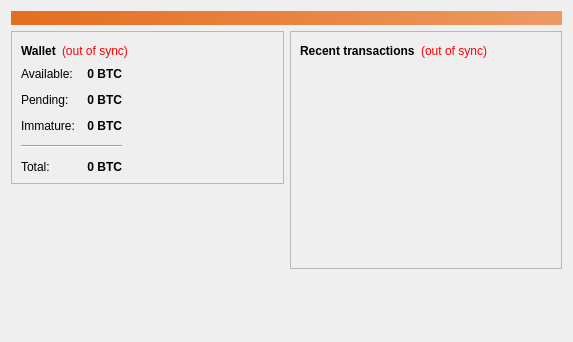
ZiftrCOIN/ziftrcoin, file src/qt/forms/overviewpage.ui: the form before one commit.
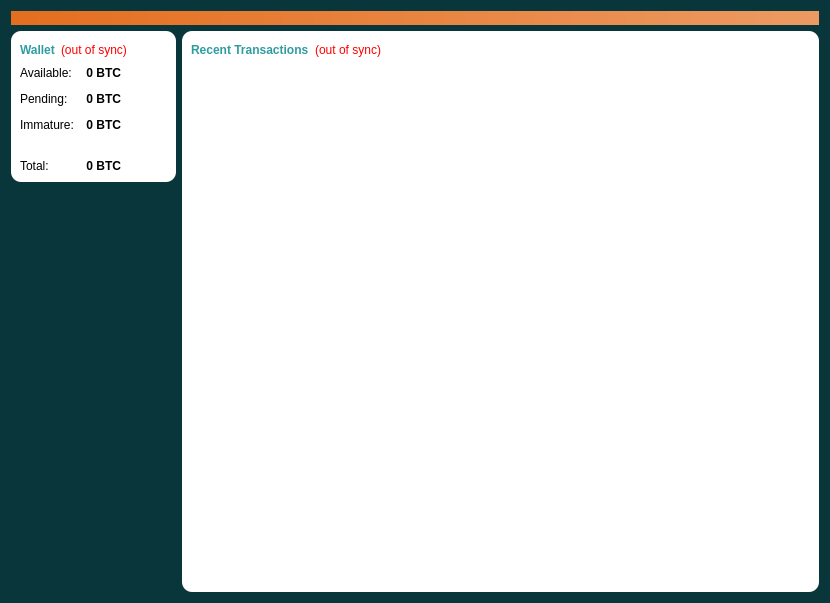
The form after the commit. Icons and pictures are not drawn.

Commit message: Wallet style test

Patch:
```diff
--- a/src/qt/forms/overviewpage.ui
+++ b/src/qt/forms/overviewpage.ui
@@ -6,13 +6,16 @@
    <rect>
     <x>0</x>
     <y>0</y>
-    <width>573</width>
-    <height>342</height>
+    <width>830</width>
+    <height>603</height>
    </rect>
   </property>
   <property name="windowTitle">
    <string>Form</string>
   </property>
+  <property name="styleSheet">
+   <string notr="true">background: #09363b;</string>
+  </property>
   <layout class="QVBoxLayout" name="topLayout">
    <item>
     <widget class="QLabel" name="labelAlerts">
@@ -31,11 +34,15 @@
     </widget>
    </item>
    <item>
-    <layout class="QHBoxLayout" name="horizontalLayout" stretch="1,1">
+    <layout class="QHBoxLayout" name="horizontalLayout" stretch="0,1">
      <item>
       <layout class="QVBoxLayout" name="verticalLayout_2">
        <item>
         <widget class="QFrame" name="frame">
+         <property name="styleSheet">
+          <string notr="true">background: #fff;
+border-radius: 10px;</string>
+         </property>
          <property name="frameShape">
           <enum>QFrame::StyledPanel</enum>
          </property>
@@ -53,6 +60,9 @@
                 <bold>true</bold>
                </font>
               </property>
+              <property name="styleSheet">
+               <string notr="true">color: #2f9ca1;</string>
+              </property>
               <property name="text">
                <string>Wallet</string>
               </property>
@@ -229,6 +239,12 @@
             </item>
             <item row="3" column="0" colspan="2">
              <widget class="Line" name="line">
+                <property name="autoFillBackground">
+                 <bool>false</bool>
+                </property>
+                <property name="styleSheet">
+                 <string>0</string>
+                </property>
               <property name="orientation">
                <enum>Qt::Horizontal</enum>
               </property>
@@ -292,6 +308,10 @@
       <layout class="QVBoxLayout" name="verticalLayout_3">
        <item>
         <widget class="QFrame" name="frame_2">
+         <property name="styleSheet">
+          <string notr="true">background: #fff;
+border-radius: 10px;</string>
+         </property>
          <property name="frameShape">
           <enum>QFrame::StyledPanel</enum>
          </property>
@@ -303,8 +323,11 @@
            <layout class="QHBoxLayout" name="horizontalLayout_2">
             <item>
              <widget class="QLabel" name="label_4">
+              <property name="styleSheet">
+               <string notr="true">color: #2f9ca1;</string>
+              </property>
               <property name="text">
-               <string>&lt;b&gt;Recent transactions&lt;/b&gt;</string>
+               <string>&lt;html&gt;&lt;head/&gt;&lt;body&gt;&lt;p&gt;&lt;span style=&quot; font-weight:600;&quot;&gt;Recent Transactions&lt;/span&gt;&lt;/p&gt;&lt;/body&gt;&lt;/html&gt;</string>
               </property>
              </widget>
             </item>
@@ -361,19 +384,6 @@
          </layout>
         </widget>
        </item>
-       <item>
-        <spacer name="verticalSpacer_2">
-         <property name="orientation">
-          <enum>Qt::Vertical</enum>
-         </property>
-         <property name="sizeHint" stdset="0">
-          <size>
-           <width>20</width>
-           <height>40</height>
-          </size>
-         </property>
-        </spacer>
-       </item>
       </layout>
      </item>
     </layout>
```
Left out of the diff: 4 changed lines with no effect on the pictures. Lines whose indentation alone changed are shown as unchanged. The commit also changes 2 other files.
